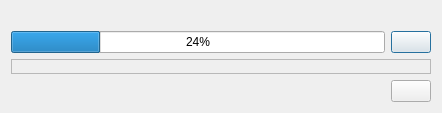
The window that data/GDebiKDEInstallDialog.ui (mvo5/gdebi) describes before a commit, drawn with Qt 5.
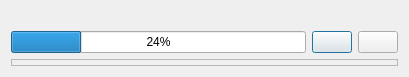
The same window after the commit.

What changed in the file:
```diff
--- a/data/GDebiKDEInstallDialog.ui
+++ b/data/GDebiKDEInstallDialog.ui
@@ -5,8 +5,8 @@
    <rect>
     <x>0</x>
     <y>0</y>
-    <width>442</width>
-    <height>113</height>
+    <width>409</width>
+    <height>77</height>
    </rect>
   </property>
   <property name="sizePolicy" >
@@ -39,8 +39,27 @@
      </item>
      <item>
       <layout class="QHBoxLayout" >
+       <item>
+        <spacer name="horizontalSpacer" >
+         <property name="orientation" >
+          <enum>Qt::Horizontal</enum>
+         </property>
+         <property name="sizeHint" stdset="0" >
+          <size>
+           <width>0</width>
+           <height>20</height>
+          </size>
+         </property>
+        </spacer>
+       </item>
        <item>
         <widget class="QProgressBar" name="installationProgress" >
+         <property name="sizePolicy" >
+          <sizepolicy vsizetype="Fixed" hsizetype="Expanding" >
+           <horstretch>1</horstretch>
+           <verstretch>0</verstretch>
+          </sizepolicy>
+         </property>
          <property name="value" >
           <number>24</number>
          </property>
@@ -56,6 +75,16 @@
          </property>
         </widget>
        </item>
+       <item>
+        <widget class="QPushButton" name="closeButton" >
+         <property name="text" >
+          <string/>
+         </property>
+         <property name="shortcut" >
+          <string/>
+         </property>
+        </widget>
+       </item>
       </layout>
      </item>
     </layout>
@@ -70,36 +99,6 @@
      </property>
     </widget>
    </item>
-   <item>
-    <layout class="QHBoxLayout" >
-     <item>
-      <spacer name="spacer6" >
-       <property name="orientation" >
-        <enum>Qt::Horizontal</enum>
-       </property>
-       <property name="sizeType" >
-        <enum>QSizePolicy::Expanding</enum>
-       </property>
-       <property name="sizeHint" stdset="0" >
-        <size>
-         <width>291</width>
-         <height>20</height>
-        </size>
-       </property>
-      </spacer>
-     </item>
-     <item>
-      <widget class="QPushButton" name="closeButton" >
-       <property name="text" >
-        <string/>
-       </property>
-       <property name="shortcut" >
-        <string/>
-       </property>
-      </widget>
-     </item>
-    </layout>
-   </item>
   </layout>
  </widget>
  <layoutdefault spacing="6" margin="11" />
```
